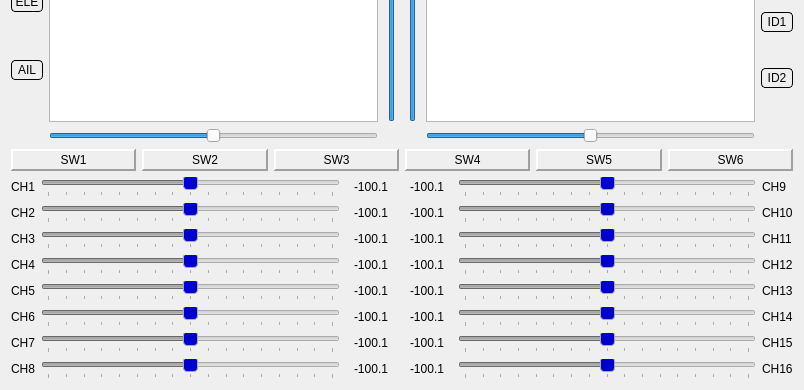
The window that src/simulatordialog.ui (xhorizont/eepe) describes before a commit, drawn with Qt 5; both pictures show x 0 to 804 and y 329 to 719 of the 804 by 719 pixel window.
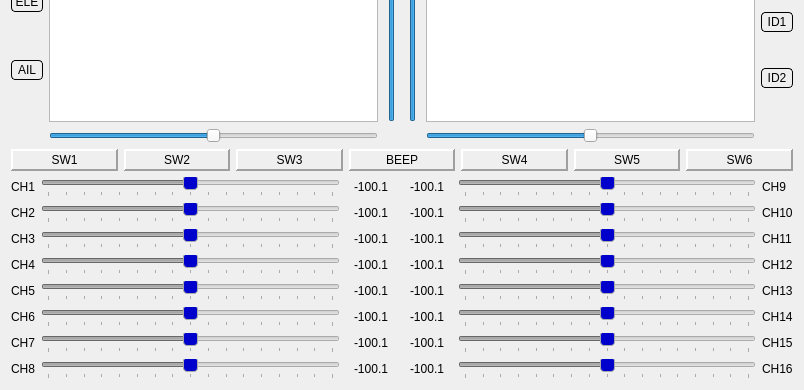
The same window after the commit. Icons and pictures are not drawn.

```diff
--- a/src/simulatordialog.ui
+++ b/src/simulatordialog.ui
@@ -729,6 +729,37 @@
        </layout>
       </widget>
      </item>
+     <item>
+      <widget class="QFrame" name="beep_frame">
+       <property name="autoFillBackground">
+        <bool>true</bool>
+       </property>
+       <property name="frameShape">
+        <enum>QFrame::Panel</enum>
+       </property>
+       <property name="frameShadow">
+        <enum>QFrame::Raised</enum>
+       </property>
+       <property name="lineWidth">
+        <number>2</number>
+       </property>
+       <layout class="QVBoxLayout" name="verticalLayout_10">
+        <property name="margin">
+         <number>2</number>
+        </property>
+        <item>
+         <widget class="QLabel" name="label_beep">
+          <property name="text">
+           <string>BEEP</string>
+          </property>
+          <property name="alignment">
+           <set>Qt::AlignCenter</set>
+          </property>
+         </widget>
+        </item>
+       </layout>
+      </widget>
+     </item>
      <item>
       <widget class="QFrame" name="cswitch_4">
        <property name="autoFillBackground">
```
